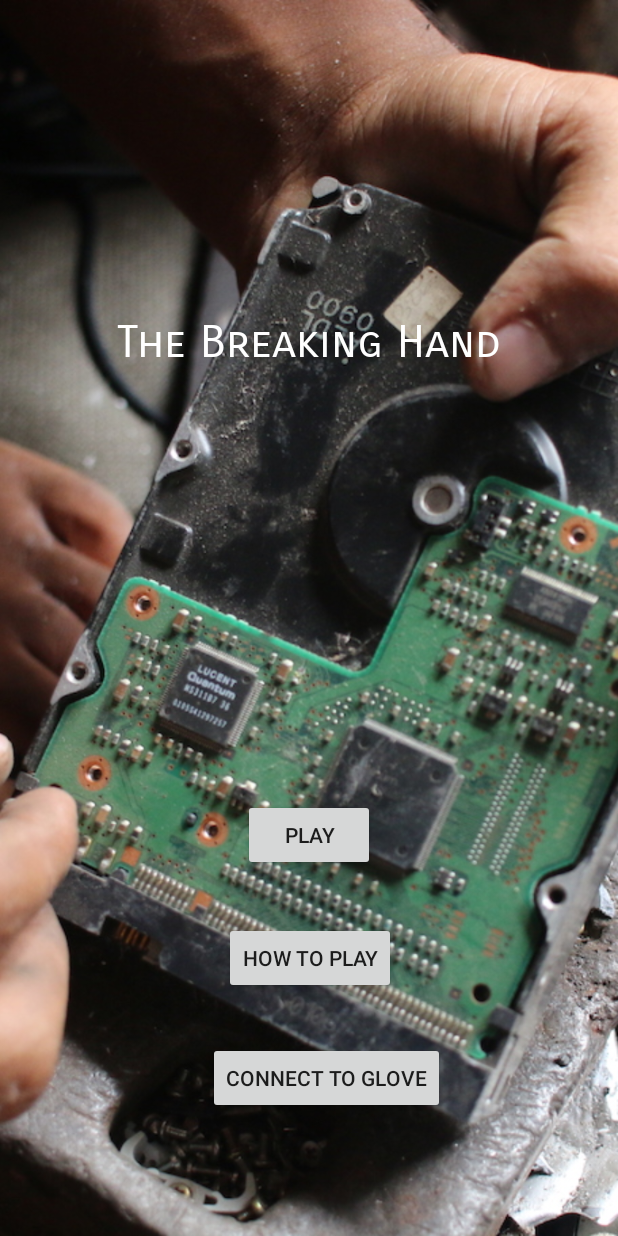
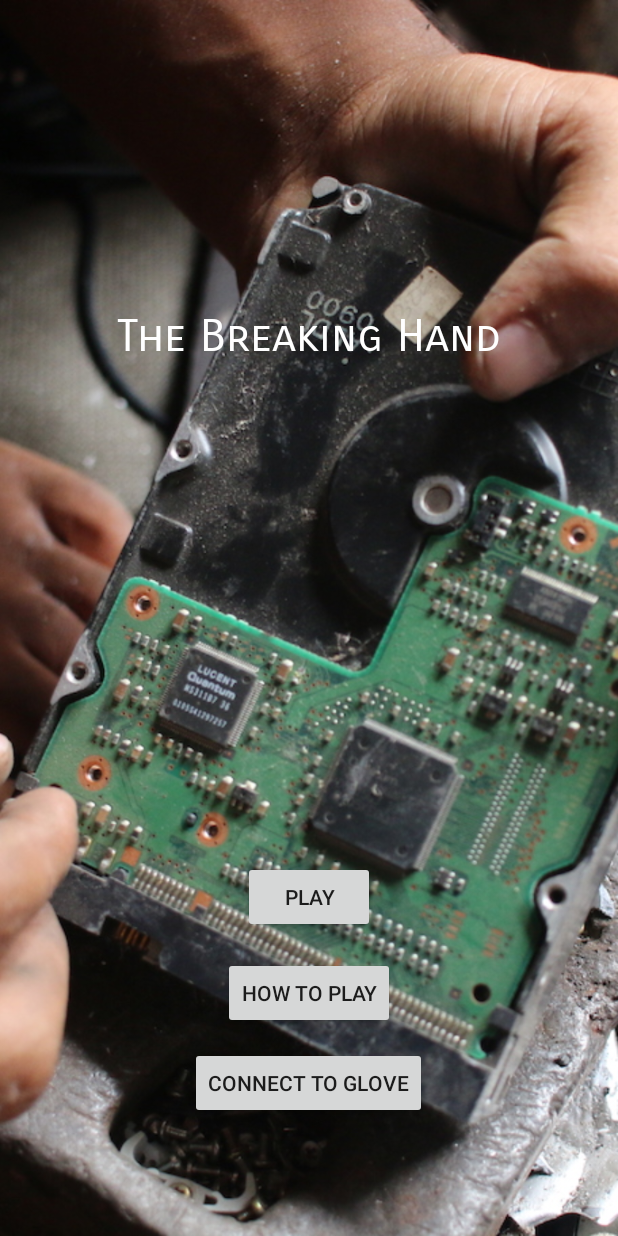
Before and after one commit to Yasamanro/TheBreakingHand, an Android app: the screen it shows after launch (MainActivity), on a phone screen of 412 x 824 dp. Run offline under Robolectric (Android 15) with nearby library versions, the light colour scheme and no system bars.

Commit message:
Minor UI fix in Main Activity

```diff
--- a/app/src/main/res/layout/activity_main.xml
+++ b/app/src/main/res/layout/activity_main.xml
@@ -32,7 +32,7 @@
             android:layout_height="wrap_content"
             android:layout_alignParentTop="true"
             android:layout_centerHorizontal="true"
-            android:layout_marginTop="210dp"
+            android:layout_marginTop="206dp"
             android:fontFamily="sans-serif-smallcaps"
             android:text="@string/the_breaking_hand"
             android:textColor="@color/white"
@@ -44,29 +44,25 @@
             android:layout_height="wrap_content"
             android:layout_alignParentBottom="true"
             android:layout_centerHorizontal="true"
-            android:layout_marginBottom="243dp"
+            android:layout_marginBottom="202dp"
             android:text="Play" />
 
         <Button
             android:id="@+id/howButton"
             android:layout_width="wrap_content"
             android:layout_height="wrap_content"
-            android:layout_alignEnd="@+id/playButton"
             android:layout_alignParentBottom="true"
             android:layout_centerHorizontal="true"
-            android:layout_marginEnd="-14dp"
-            android:layout_marginBottom="161dp"
+            android:layout_marginBottom="138dp"
             android:text="How To Play" />
 
         <Button
             android:id="@+id/connect_to_glove"
             android:layout_width="wrap_content"
             android:layout_height="wrap_content"
-            android:layout_alignParentEnd="true"
             android:layout_alignParentBottom="true"
             android:layout_centerHorizontal="true"
-            android:layout_marginEnd="115dp"
-            android:layout_marginBottom="81dp"
+            android:layout_marginBottom="78dp"
             android:text="Connect to Glove" />
 
     </RelativeLayout>
```
